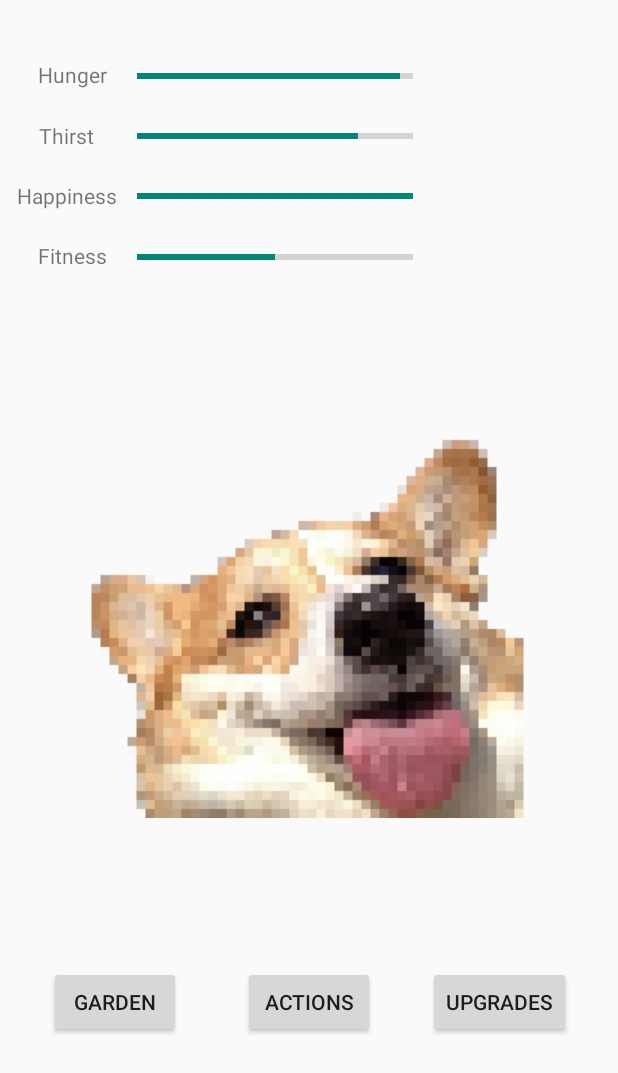
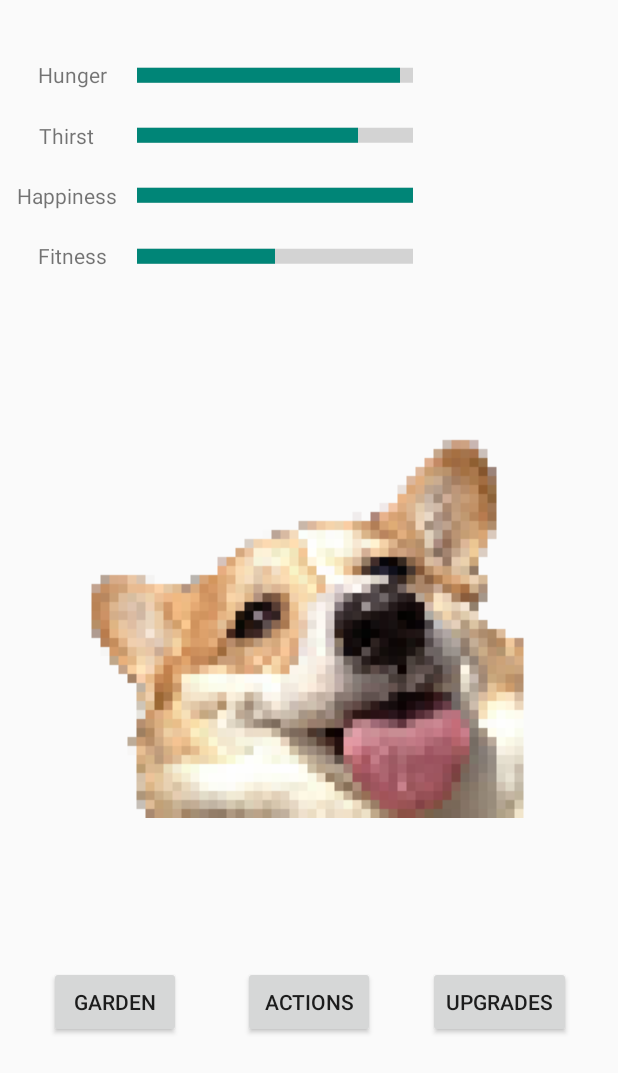
Before and after one commit to JTucker2000/Pettomato, an Android app: the screen it shows after launch (MainActivity), on a phone screen of 412 x 824 dp. Shown: the top 1073 px of the screen. Run offline under Robolectric (Android 15) with nearby library versions, the phone set to English and light mode, and no system bars.

Commit message:
Changed progress bar size

```diff
--- a/app/src/main/res/layout/activity_main.xml
+++ b/app/src/main/res/layout/activity_main.xml
@@ -47,6 +47,7 @@
         style="@style/Widget.AppCompat.ProgressBar.Horizontal"
         android:layout_width="184dp"
         android:layout_height="22dp"
+        android:scaleY="2.5"
         app:layout_constraintBottom_toBottomOf="parent"
         app:layout_constraintHorizontal_bias="0.4"
         app:layout_constraintLeft_toLeftOf="parent"
@@ -71,6 +72,7 @@
         style="@style/Widget.AppCompat.ProgressBar.Horizontal"
         android:layout_width="184dp"
         android:layout_height="22dp"
+        android:scaleY="2.5"
         app:layout_constraintBottom_toBottomOf="parent"
         app:layout_constraintHorizontal_bias="0.4"
         app:layout_constraintLeft_toLeftOf="parent"
@@ -95,6 +97,7 @@
         style="@style/Widget.AppCompat.ProgressBar.Horizontal"
         android:layout_width="184dp"
         android:layout_height="22dp"
+        android:scaleY="2.5"
         app:layout_constraintBottom_toBottomOf="parent"
         app:layout_constraintHorizontal_bias="0.4"
         app:layout_constraintLeft_toLeftOf="parent"
@@ -119,6 +122,7 @@
         style="@style/Widget.AppCompat.ProgressBar.Horizontal"
         android:layout_width="184dp"
         android:layout_height="22dp"
+        android:scaleY="2.5"
         app:layout_constraintBottom_toBottomOf="parent"
         app:layout_constraintHorizontal_bias="0.4"
         app:layout_constraintLeft_toLeftOf="parent"
```
